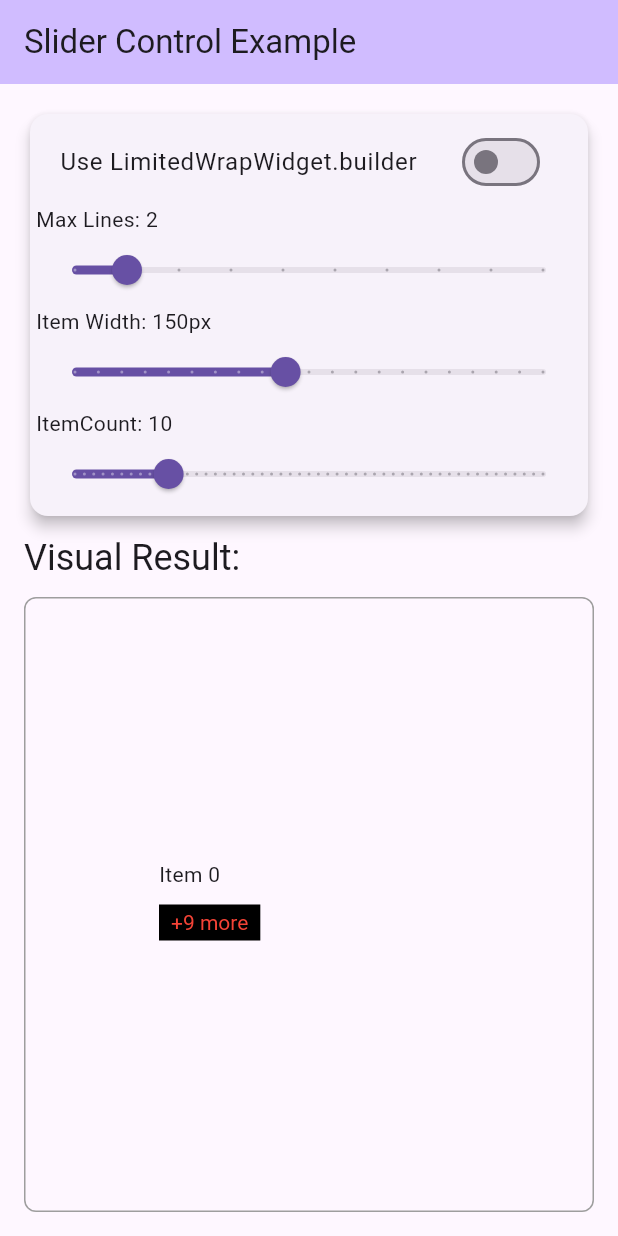
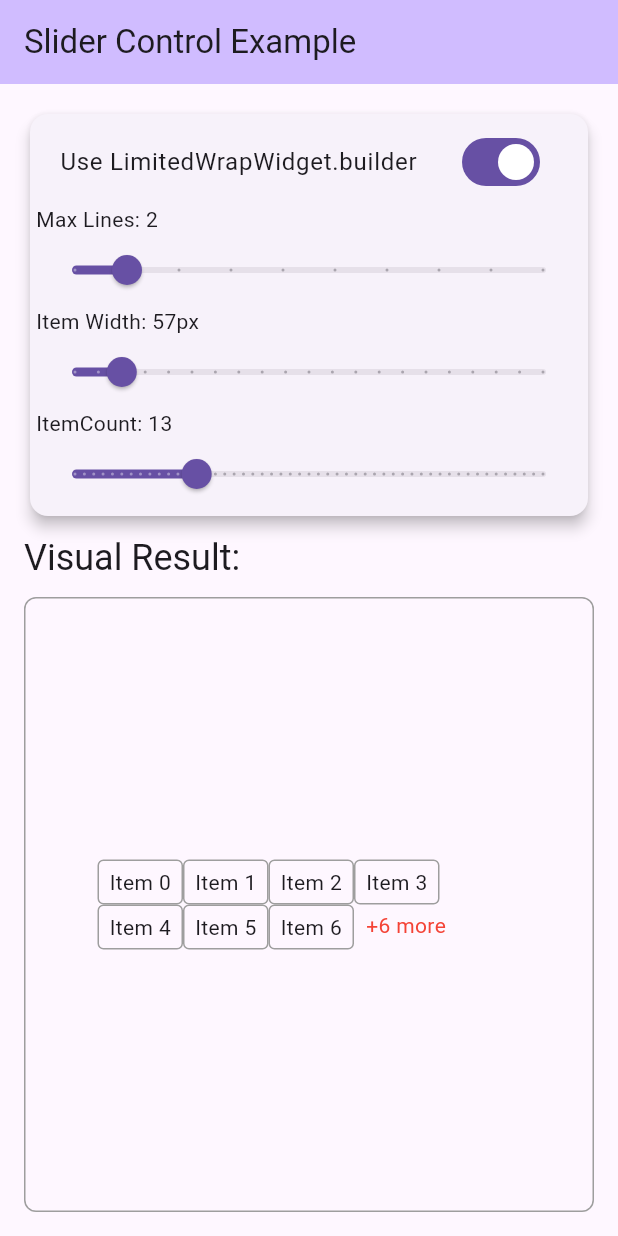
Before and after one commit to Max-Size/more_than_wrap, a Flutter app: the screen it shows after launch, on a phone screen of 412 x 824 dp. Run offline on Flutter 3.47's test engine with Material 3 defaults, Android fonts, the light colour scheme and no system bars.

Commit message:
chore: update pubspec.yaml to include repository link and modify example app for improved UI consistency

```diff
--- a/example/lib/main.dart
+++ b/example/lib/main.dart
@@ -1,5 +1,3 @@
-import 'dart:developer';
-
 import 'package:flutter/material.dart';
 import 'package:more_than_wrap/more_than_wrap.dart';
 
@@ -18,7 +16,7 @@ class MyApp extends StatelessWidget {
         primarySwatch: Colors.blue,
         useMaterial3: true,
       ),
-      home: SliderControlWidget(),
+      home: const SliderControlWidget(),
     );
   }
 }
@@ -33,15 +31,15 @@ class SliderControlWidget extends StatefulWidget {
 class _SliderControlWidgetState extends State<SliderControlWidget> {
   // Variables controlled by sliders
   int maxLines = 2;
-  double itemWidth = 150.0;
-  int itemCount = 10;
-  bool useBuilder = false;
+  double itemWidth = 57.0;
+  int itemCount = 13;
+  bool useBuilder = true;
 
   @override
   Widget build(BuildContext context) {
     return Scaffold(
       appBar: AppBar(
-        title: Text('Slider Control Example'),
+        title: const Text('Slider Control Example'),
         backgroundColor: Theme.of(context).colorScheme.inversePrimary,
       ),
       body: Padding(
@@ -59,7 +57,7 @@ class _SliderControlWidgetState extends State<SliderControlWidget> {
                   children: [
                     // Switch to toggle between implementations
                     SwitchListTile(
-                      title: Text('Use LimitedWrapWidget.builder'),
+                      title: const Text('Use LimitedWrapWidget.builder'),
                       value: useBuilder,
                       onChanged: (value) {
                         setState(() {
@@ -116,14 +114,14 @@ class _SliderControlWidgetState extends State<SliderControlWidget> {
               ),
             ),
 
-            SizedBox(height: 8),
+            const SizedBox(height: 8),
 
             // Visual demonstration area
             Text(
               'Visual Result:',
               style: Theme.of(context).textTheme.headlineSmall,
             ),
-            SizedBox(height: 10),
+            const SizedBox(height: 10),
 
             Expanded(
               child: Container(
@@ -135,13 +133,24 @@ class _SliderControlWidgetState extends State<SliderControlWidget> {
                 child: Padding(
                   padding: const EdgeInsets.all(8.0),
                   child: Center(
-                    child: SizedBox(
-                      width: 200,
-                      child: LayoutBuilder(
-                        builder: (context, constraints) {
-                          log('constraints: $constraints');
-                          if (useBuilder) {
-                            return LimitedWrapWidget.builder(
+                    child: Padding(
+                      padding: const EdgeInsets.symmetric(
+                        horizontal: 40.0,
+                      ),
+                      child: limitedWrapWidget,
+                    ),
+                  ),
+                ),
+              ),
+            ),
+          ],
+        ),
+      ),
+    );
+  }
+
+  Widget get limitedWrapWidget => switch (useBuilder) {
+        true => LimitedWrapWidget.builder(
             spacing: 0,
             runSpacing: 0,
             maxLines: maxLines.toInt(),
@@ -160,9 +169,8 @@ class _SliderControlWidgetState extends State<SliderControlWidget> {
                 width: itemWidth,
               ),
             ),
-                            );
-                          } else {
-                            return LimitedWrapWidget(
+          ),
+        false => LimitedWrapWidget(
             spacing: 0,
             runSpacing: 0,
             maxLines: maxLines.toInt(),
@@ -179,27 +187,23 @@ class _SliderControlWidgetState extends State<SliderControlWidget> {
                 width: itemWidth,
               ),
             ),
-                            );
-                          }
-                        },
           ),
-                    ),
-                  ),
-                ),
-              ),
-            ),
-          ],
-        ),
-      ),
-    );
-  }
+      };
 
   Widget sizedChild(String text,
       {Key? key, double width = 60, double height = 30}) {
-    return SizedBox(
+    return DecoratedBox(
+      decoration: BoxDecoration(
+        borderRadius: BorderRadius.circular(4),
+        border: Border.all(color: Colors.grey),
+      ),
+      child: SizedBox(
         width: width,
         height: height,
+        child: Center(
           child: Text(text, key: key),
+        ),
+      ),
     );
   }
 
--- a/lib/src/render_box/render_box.dart
+++ b/lib/src/render_box/render_box.dart
@@ -66,7 +66,7 @@ abstract class ExtendedRenderWrap<T> extends RenderBox
   set maxLines(int? value) {
     if (_maxLines == value) return;
     _maxLines = value;
-    calculatedOverflow = false;
+    // calculatedOverflow = false;
     markNeedsLayout();
   }
 
@@ -77,7 +77,7 @@ abstract class ExtendedRenderWrap<T> extends RenderBox
   ///
   set onWidgetsLayouted(void Function(int amountOfOverflowedWidgets)? fun) {
     onWidgetsLayoutedInternal = fun;
-    calculatedOverflow = false;
+    // calculatedOverflow = false;
     markNeedsLayout();
   }
 
@@ -88,7 +88,7 @@ abstract class ExtendedRenderWrap<T> extends RenderBox
   ///
   void onUpdate() {
     isHideLastItemIfOverflowed = false;
-    calculatedOverflow = false;
+    // calculatedOverflow = false;
   }
 
   /// Set parentData for [RenderBox]
--- a/pubspec.yaml
+++ b/pubspec.yaml
@@ -1,7 +1,7 @@
 name: more_than_wrap
 description: "A Flutter package that provides a custom Wrap widget with limited number of rows and optional overflow widget display."
 version: 0.0.1
-homepage:
+repository: https://github.com/Max-Size/more_than_wrap
 
 environment:
   sdk: ">=3.7.0 <4.0.0"
```
Lines whose indentation alone changed are shown as unchanged.
